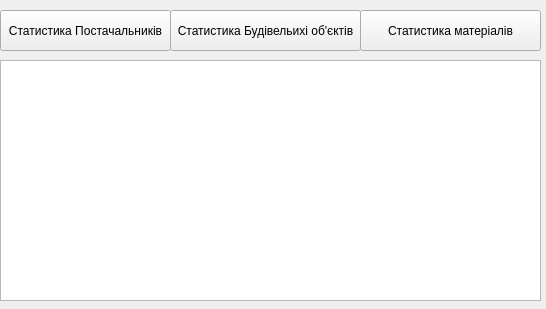
Qt form practiceLPNU/getstatistictabwidget.ui (PeterLysyk/PracticeWorkLPNU) before a commit.
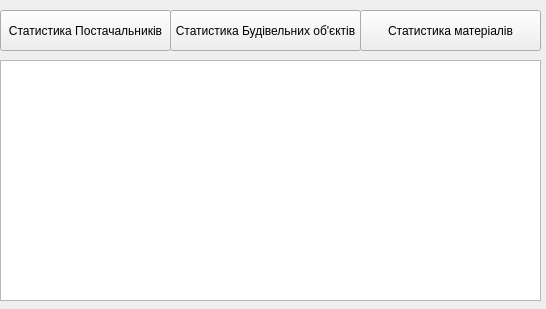
The same form after that commit.

```diff
--- a/practiceLPNU/getstatistictabwidget.ui
+++ b/practiceLPNU/getstatistictabwidget.ui
@@ -23,7 +23,7 @@
     </rect>
    </property>
    <property name="text">
-    <string>Статистика Будівельихі об'єктів</string>
+    <string>Статистика Будівельних об'єктів</string>
    </property>
   </widget>
   <widget class="QPushButton" name="getStatisticForSuplier">
```
